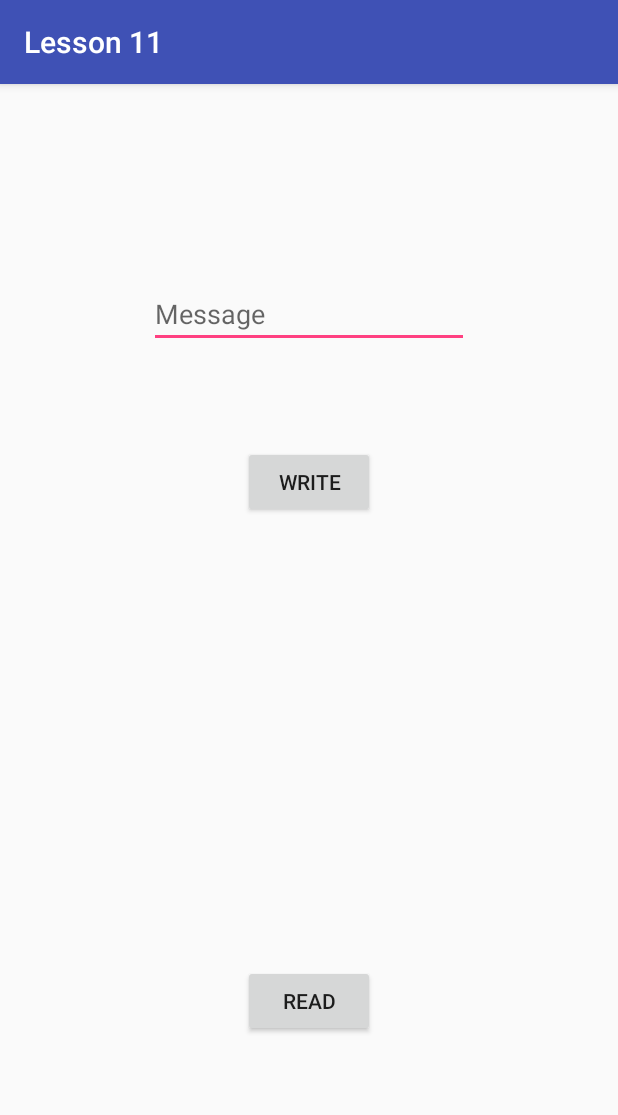
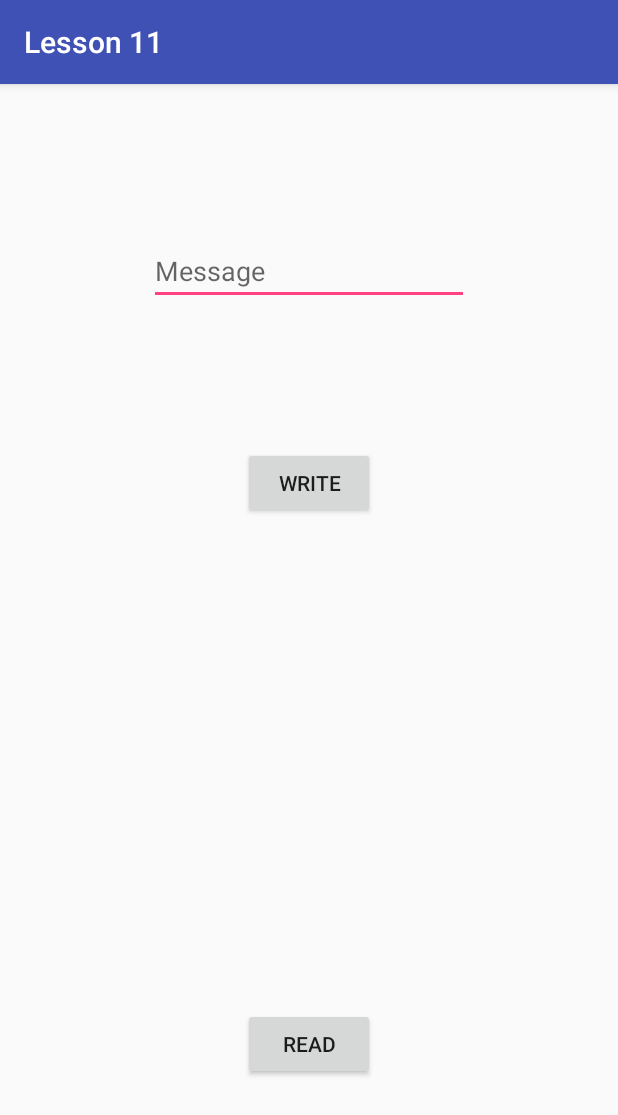
Before and after one commit to fr0zen87/SberLessons, an Android app: the screen it shows after launch (MainActivity), on a phone screen of 412 x 824 dp. Shown: the top 1115 px of the screen. Run offline under Robolectric (Android 15) with nearby library versions, the phone set to English and light mode, and no system bars; 2 statements that could not run were skipped.

Commit message:
some changes

```diff
--- a/lesson11/src/main/res/layout/activity_main.xml
+++ b/lesson11/src/main/res/layout/activity_main.xml
@@ -9,8 +9,8 @@
     <fragment
         android:id="@+id/fragment"
         android:name="com.example.lesson11.Fragment1"
-        android:layout_width="368dp"
-        android:layout_height="289dp"
+        android:layout_width="0dp"
+        android:layout_height="0dp"
         android:layout_marginEnd="8dp"
         android:layout_marginStart="8dp"
         android:layout_marginTop="8dp"
@@ -24,8 +24,8 @@
     <fragment
         android:id="@+id/fragment2"
         android:name="com.example.lesson11.Fragment2"
-        android:layout_width="368dp"
-        android:layout_height="290dp"
+        android:layout_width="0dp"
+        android:layout_height="0dp"
         android:layout_marginBottom="8dp"
         android:layout_marginEnd="8dp"
         android:layout_marginStart="8dp"
```
